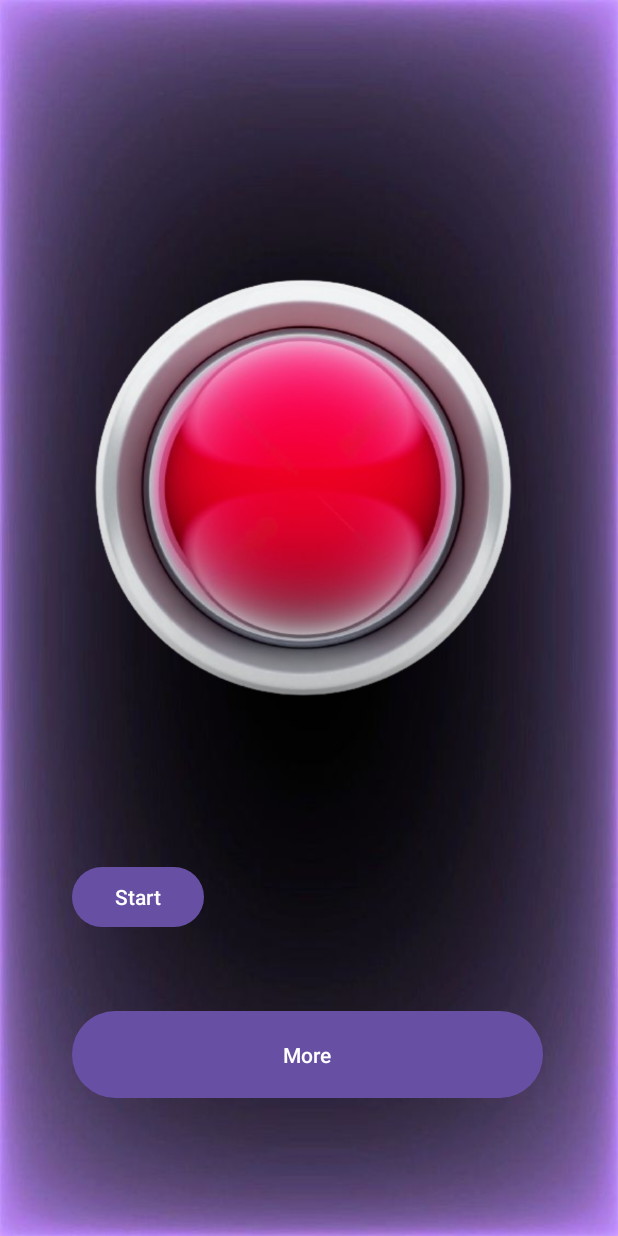
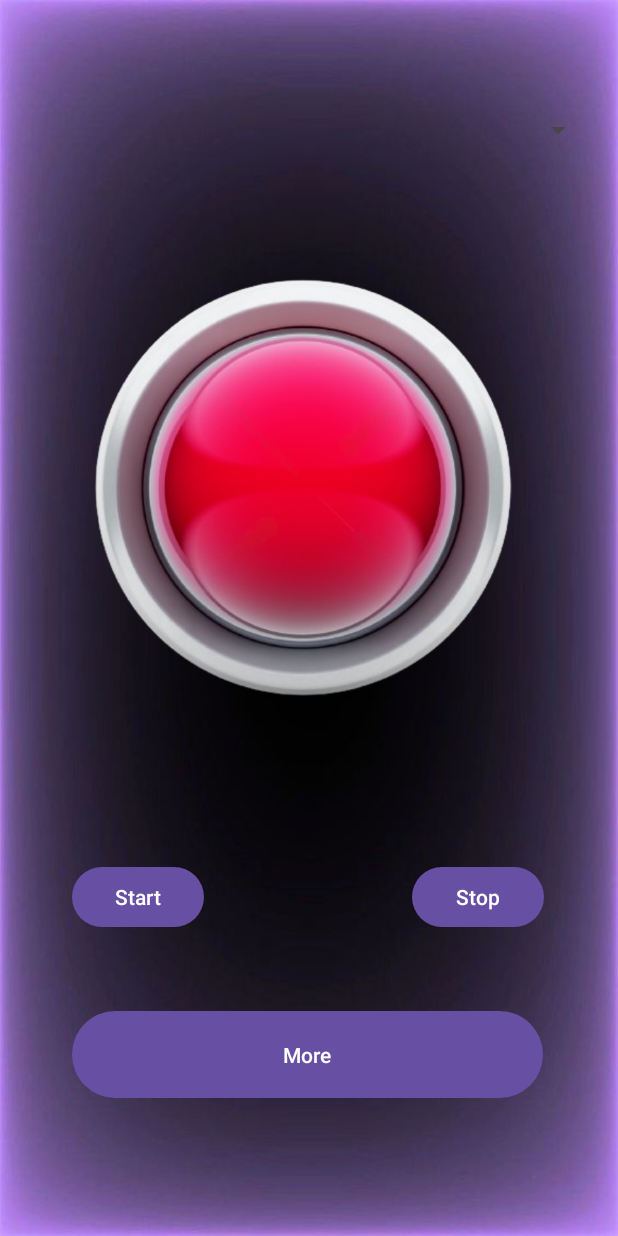
Before and after one commit to Biglucky26/Abuser-Stop-Abusing, an Android app: the layout activity_main.xml on its own in the app's theme, with its tools: preview values and no code run, on a phone screen of 412 x 824 dp. Run offline under Robolectric (Android 15) with nearby library versions, the phone set to English and light mode, and no system bars.

Commit message:
last commit

```diff
--- /dev/null
+++ b/app/src/main/res/drawable/ic_notifications.xml
@@ -0,0 +1,5 @@
+<vector xmlns:android="http://schemas.android.com/apk/res/android" android:height="24dp" android:tint="#000000" android:viewportHeight="24" android:viewportWidth="24" android:width="24dp">
+
+    <path android:fillColor="@android:color/white" android:pathData="M12,22c1.1,0 2,-0.9 2,-2h-4c0,1.1 0.89,2 2,2zM18,16v-5c0,-3.07 -1.64,-5.64 -4.5,-6.32L13.5,4c0,-0.83 -0.67,-1.5 -1.5,-1.5s-1.5,0.67 -1.5,1.5v0.68C7.63,5.36 6,7.92 6,11v5l-2,2v1h16v-1l-2,-2z"/>
+
+</vector>
--- a/app/src/main/res/layout/activity_main.xml
+++ b/app/src/main/res/layout/activity_main.xml
@@ -5,9 +5,9 @@
     android:id="@+id/main"
     android:layout_width="match_parent"
     android:layout_height="match_parent"
+    android:background="@drawable/porp"
     android:foregroundTint="#497318"
-    tools:context=".MainActivity"
-    android:background="@drawable/porp">
+    tools:context=".MainActivity">
 
     <Button
         android:id="@+id/recordButton"
@@ -47,4 +47,43 @@
         app:layout_constraintVertical_bias="0.313"
         app:srcCompat="@drawable/dewatermark_ai_1720248815175_removebg_preview" />
 
+    <Button
+        android:id="@+id/stopRecordingButton"
+        android:layout_width="wrap_content"
+        android:layout_height="wrap_content"
+        android:layout_marginBottom="48dp"
+        android:text="Stop"
+        app:layout_constraintBottom_toTopOf="@+id/button"
+        app:layout_constraintEnd_toEndOf="parent"
+        app:layout_constraintHorizontal_bias="0.848"
+        app:layout_constraintStart_toStartOf="parent"
+        app:layout_constraintTop_toTopOf="parent"
+        app:layout_constraintVertical_bias="1.0" />
+
+    <Spinner
+        android:id="@+id/spinner"
+        android:layout_width="350dp"
+        android:layout_height="54dp"
+        android:dropDownWidth="wrap_content"
+        android:spinnerMode="dropdown"
+        app:layout_constraintBottom_toTopOf="@+id/emergencyButton"
+        app:layout_constraintEnd_toEndOf="parent"
+        app:layout_constraintHorizontal_bias="0.737"
+        app:layout_constraintStart_toStartOf="parent"
+        app:layout_constraintTop_toTopOf="parent"
+        app:layout_constraintVertical_bias="0.64" />
+
+    <Button
+        android:id="@+id/button3"
+        android:layout_width="wrap_content"
+        android:layout_height="wrap_content"
+        android:layout_marginStart="300dp"
+        android:backgroundTint="#00FFFFFF"
+        android:text="."
+        android:textColor="#0FFFFFFF"
+        app:layout_constraintBottom_toBottomOf="parent"
+        app:layout_constraintEnd_toEndOf="parent"
+        app:layout_constraintStart_toStartOf="parent"
+        app:layout_constraintTop_toBottomOf="@+id/button" />
+
 </androidx.constraintlayout.widget.ConstraintLayout>
--- a/app/src/main/res/layout/spinneritem.xml
+++ b/app/src/main/res/layout/spinneritem.xml
@@ -4,7 +4,7 @@
     android:layout_height="match_parent"
     android:textAlignment="center"
     android:textSize="24sp"
-    android:textColor="@color/black"
+    android:textColor="@color/white"
     android:textStyle="bold"
 
 />
```
Also changed, not shown: app/src/main/AndroidManifest.xml (+18 -14 lines), app/src/main/java/com/example/abuser_stop_abusing/MainActivity.java (+57 -5 lines), app/src/main/java/com/example/abuser_stop_abusing/MainActivity2.java (+31 -0 lines), app/src/main/java/com/example/abuser_stop_abusing/MainActivity3.java (added, +58 -0 lines), app/src/main/res/layout/activity_main3.xml (added, +52 -0 lines).
